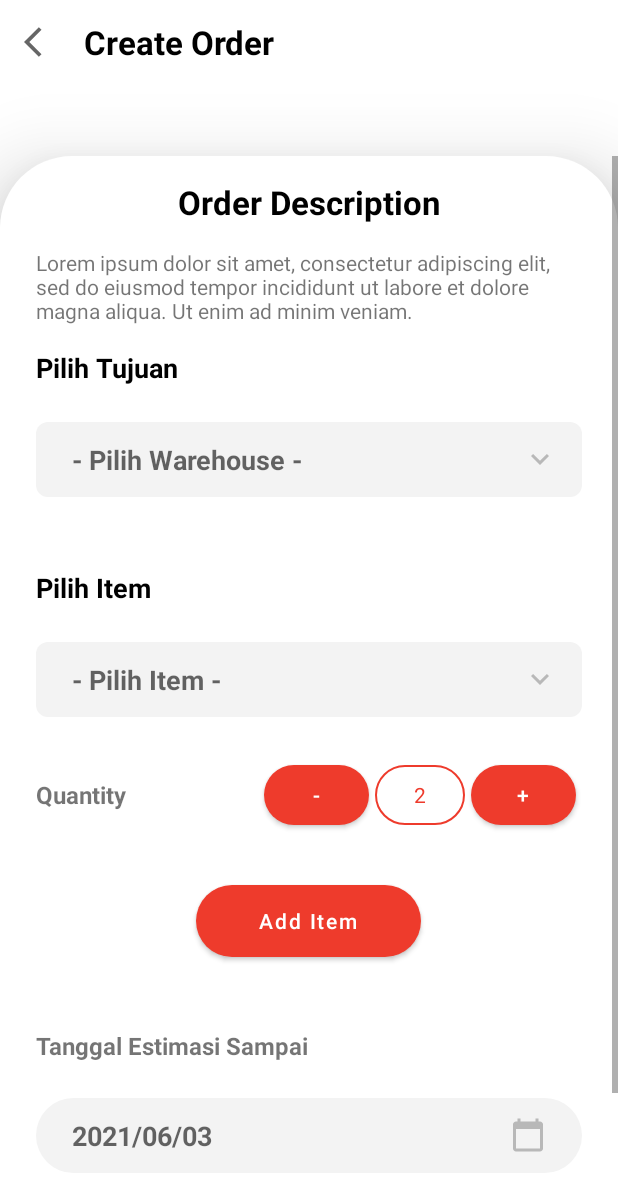
After one commit to onevisionpro/pickup-apps, an Android app: the CreateOrderActivity screen opened directly, with no data from a screen before it, on a phone screen of 412 x 824 dp. The commit adds this screen. Shown: the top 1191 px of the screen. Run offline under Robolectric (Android 15) with nearby library versions, the phone set to English and light mode, and no system bars.

Commit message:
created create order page

```diff
--- a/app/src/main/AndroidManifest.xml
+++ b/app/src/main/AndroidManifest.xml
@@ -9,7 +9,8 @@
         android:roundIcon="@mipmap/ic_launcher_round"
         android:supportsRtl="true"
         android:theme="@style/Theme.GoPickup">
-        <activity android:name=".presentation.otp.OTPActivity"></activity>
+        <activity android:name=".presentation.create_order.CreateOrderActivity"></activity>
+        <activity android:name=".presentation.otp.OTPActivity" />
         <activity android:name=".presentation.main.MainActivity" />
         <activity android:name=".presentation.login.LoginActivity" />
         <activity android:name=".presentation.splashscreen.SplashScreenActivity">
--- /dev/null
+++ b/app/src/main/java/com/example/gopickup/presentation/create_order/CreateOrderActivity.kt
@@ -0,0 +1,30 @@
+package com.example.gopickup.presentation.create_order
+
+import androidx.appcompat.app.AppCompatActivity
+import android.os.Bundle
+import com.example.gopickup.R
+import com.example.gopickup.databinding.ActivityCreateOrderBinding
+
+class CreateOrderActivity : AppCompatActivity() {
+
+    private var _binding: ActivityCreateOrderBinding? = null
+    private val binding get() = _binding!!
+
+    override fun onCreate(savedInstanceState: Bundle?) {
+        super.onCreate(savedInstanceState)
+        _binding = ActivityCreateOrderBinding.inflate(layoutInflater)
+        setContentView(binding.root)
+
+        initView()
+    }
+
+    private fun initView() {
+        binding.toolbar.tvToolbarTitle.text = "Create Order"
+        binding.toolbar.icBack.setOnClickListener { finish() }
+    }
+
+    override fun onDestroy() {
+        super.onDestroy()
+        _binding = null
+    }
+}
--- a/app/src/main/java/com/example/gopickup/presentation/main/MainActivity.kt
+++ b/app/src/main/java/com/example/gopickup/presentation/main/MainActivity.kt
@@ -9,6 +9,7 @@ import com.example.gopickup.presentation.history.HistoryFragment
 import com.example.gopickup.presentation.home.HomeFragment
 import com.example.gopickup.presentation.more.MoreFragment
 import com.example.gopickup.presentation.profile.ProfileFragment
+import com.example.gopickup.utils.NavigationUtils
 import com.example.gopickup.utils.showToast
 import com.google.android.material.bottomnavigation.BottomNavigationView
 
@@ -50,6 +51,14 @@ class MainActivity : AppCompatActivity() {
         binding.bottomNavigationView.background = null
         binding.bottomNavigationView.menu.getItem(2).isEnabled = false
         binding.bottomNavigationView.setOnNavigationItemSelectedListener(mOnNavigationItemSelected)
+
+        initView()
+    }
+
+    private fun initView() {
+        binding.fab.setOnClickListener {
+            NavigationUtils.navigateToCreateOrderActivity(this)
+        }
     }
 
     private fun loadFragment(fragment: Fragment) {
--- a/app/src/main/java/com/example/gopickup/utils/NavigationUtils.kt
+++ b/app/src/main/java/com/example/gopickup/utils/NavigationUtils.kt
@@ -2,6 +2,7 @@ package com.example.gopickup.utils
 
 import android.app.Activity
 import android.content.Intent
+import com.example.gopickup.presentation.create_order.CreateOrderActivity
 import com.example.gopickup.presentation.login.LoginActivity
 import com.example.gopickup.presentation.main.MainActivity
 import com.example.gopickup.presentation.otp.OTPActivity
@@ -19,4 +20,8 @@ object NavigationUtils {
     fun navigateToMainActivity(activity: Activity) {
         activity.startActivity(Intent(activity, MainActivity::class.java))
     }
+
+    fun navigateToCreateOrderActivity(activity: Activity) {
+        activity.startActivity(Intent(activity, CreateOrderActivity::class.java))
+    }
 }
--- /dev/null
+++ b/app/src/main/res/drawable/bg_btn_rounded_primary_stroke.xml
@@ -0,0 +1,10 @@
+<?xml version="1.0" encoding="utf-8"?>
+<shape xmlns:android="http://schemas.android.com/apk/res/android"
+    android:shape="rectangle">
+
+    <corners android:radius="50dp" />
+    <stroke
+        android:width="1dp"
+        android:color="@color/redPrimary" />
+
+</shape>
--- /dev/null
+++ b/app/src/main/res/drawable/bg_edt_rounded_8_gray.xml
@@ -0,0 +1,8 @@
+<?xml version="1.0" encoding="utf-8"?>
+<shape xmlns:android="http://schemas.android.com/apk/res/android"
+    android:shape="rectangle">
+
+    <corners android:radius="8dp" />
+    <solid android:color="@color/gray" />
+
+</shape>
--- /dev/null
+++ b/app/src/main/res/drawable/bg_layout_rounded_top.xml
@@ -0,0 +1,10 @@
+<?xml version="1.0" encoding="utf-8"?>
+<shape xmlns:android="http://schemas.android.com/apk/res/android"
+    android:shape="rectangle">
+
+    <solid android:color="@color/white" />
+    <corners
+        android:topLeftRadius="48dp"
+        android:topRightRadius="48dp" />
+
+</shape>
--- /dev/null
+++ b/app/src/main/res/drawable/ic_baseline_arrow_back_24.xml
@@ -0,0 +1,10 @@
+<vector xmlns:android="http://schemas.android.com/apk/res/android"
+    android:width="24dp"
+    android:height="24dp"
+    android:viewportWidth="24"
+    android:viewportHeight="24"
+    android:tint="?attr/colorControlNormal">
+  <path
+      android:fillColor="@android:color/white"
+      android:pathData="M11.67,3.87L9.9,2.1 0,12l9.9,9.9 1.77,-1.77L3.54,12z"/>
+</vector>
--- /dev/null
+++ b/app/src/main/res/drawable/ic_baseline_calendar_today_24.xml
@@ -0,0 +1,5 @@
+<vector android:height="24dp" android:tint="#B8B8B8"
+    android:viewportHeight="24" android:viewportWidth="24"
+    android:width="24dp" xmlns:android="http://schemas.android.com/apk/res/android">
+    <path android:fillColor="@android:color/white" android:pathData="M20,3h-1L19,1h-2v2L7,3L7,1L5,1v2L4,3c-1.1,0 -2,0.9 -2,2v16c0,1.1 0.9,2 2,2h16c1.1,0 2,-0.9 2,-2L22,5c0,-1.1 -0.9,-2 -2,-2zM20,21L4,21L4,8h16v13z"/>
+</vector>
--- /dev/null
+++ b/app/src/main/res/drawable/ic_baseline_keyboard_arrow_down_24.xml
@@ -0,0 +1,10 @@
+<vector xmlns:android="http://schemas.android.com/apk/res/android"
+    android:width="24dp"
+    android:height="24dp"
+    android:tint="#B8B8B8"
+    android:viewportWidth="24"
+    android:viewportHeight="24">
+    <path
+        android:fillColor="@android:color/white"
+        android:pathData="M7.41,8.59L12,13.17l4.59,-4.58L18,10l-6,6 -6,-6 1.41,-1.41z" />
+</vector>
--- /dev/null
+++ b/app/src/main/res/layout/activity_create_order.xml
@@ -0,0 +1,208 @@
+<?xml version="1.0" encoding="utf-8"?>
+<RelativeLayout xmlns:android="http://schemas.android.com/apk/res/android"
+    xmlns:app="http://schemas.android.com/apk/res-auto"
+    xmlns:tools="http://schemas.android.com/tools"
+    android:layout_width="match_parent"
+    android:layout_height="match_parent"
+    tools:context=".presentation.create_order.CreateOrderActivity">
+
+    <include
+        android:id="@+id/toolbar"
+        layout="@layout/custom_toolbar_back" />
+
+    <LinearLayout
+        android:layout_width="match_parent"
+        android:layout_height="match_parent"
+        android:layout_below="@id/toolbar"
+        android:layout_marginTop="48dp"
+        android:background="@drawable/bg_layout_rounded_top"
+        android:elevation="32dp">
+
+        <ScrollView
+            android:layout_width="match_parent"
+            android:layout_height="match_parent">
+
+            <LinearLayout
+                android:layout_width="match_parent"
+                android:layout_height="wrap_content"
+                android:orientation="vertical"
+                android:paddingStart="16dp"
+                android:paddingEnd="16dp">
+
+                <TextView
+                    style="@style/TextTitle"
+                    android:layout_width="wrap_content"
+                    android:layout_height="wrap_content"
+                    android:layout_gravity="center_horizontal"
+                    android:layout_marginTop="16dp"
+                    android:text="Order Description" />
+
+                <TextView
+                    android:layout_marginStart="8dp"
+                    android:layout_marginEnd="8dp"
+                    android:layout_width="match_parent"
+                    android:layout_height="wrap_content"
+                    android:layout_marginTop="16dp"
+                    android:text="@string/lorem_ipsum" />
+
+                <TextView
+                    android:layout_marginStart="8dp"
+                    android:layout_marginEnd="8dp"
+                    style="@style/TextSubTitle"
+                    android:layout_width="wrap_content"
+                    android:layout_height="wrap_content"
+                    android:layout_marginTop="16dp"
+                    android:text="Pilih Tujuan" />
+
+                <EditText
+                    android:layout_marginStart="8dp"
+                    android:layout_marginEnd="8dp"
+                    android:layout_width="match_parent"
+                    android:layout_height="50dp"
+                    android:layout_marginTop="24dp"
+                    android:background="@drawable/bg_edt_rounded_8_gray"
+                    android:drawableEnd="@drawable/ic_baseline_keyboard_arrow_down_24"
+                    android:hint="- Pilih Warehouse -"
+                    android:paddingStart="24dp"
+                    android:paddingEnd="16dp"
+                    android:textStyle="bold" />
+
+                <TextView
+                    android:layout_marginStart="8dp"
+                    android:layout_marginEnd="8dp"
+                    style="@style/TextSubTitle"
+                    android:layout_width="wrap_content"
+                    android:layout_height="wrap_content"
+                    android:layout_marginTop="48dp"
+                    android:text="Pilih Item" />
+
+                <EditText
+                    android:layout_marginStart="8dp"
+                    android:layout_marginEnd="8dp"
+                    android:layout_width="match_parent"
+                    android:layout_height="50dp"
+                    android:layout_marginTop="24dp"
+                    android:background="@drawable/bg_edt_rounded_8_gray"
+                    android:drawableEnd="@drawable/ic_baseline_keyboard_arrow_down_24"
+                    android:hint="- Pilih Item -"
+                    android:paddingStart="24dp"
+                    android:paddingEnd="16dp"
+                    android:textStyle="bold" />
+
+                <RelativeLayout
+                    android:layout_marginStart="8dp"
+                    android:layout_marginEnd="8dp"
+                    android:layout_width="match_parent"
+                    android:layout_height="wrap_content"
+                    android:layout_marginTop="24dp"
+                    android:orientation="horizontal">
+
+                    <TextView
+                        android:id="@+id/tv_title_quantity"
+                        android:layout_width="wrap_content"
+                        android:layout_height="wrap_content"
+                        android:layout_centerVertical="true"
+                        android:text="Quantity"
+                        android:textSize="16sp"
+                        android:textStyle="bold"
+                        tools:viewBindingIgnore="true" />
+
+                    <RelativeLayout
+                        android:layout_width="match_parent"
+                        android:layout_height="wrap_content"
+                        android:layout_toEndOf="@id/tv_title_quantity">
+
+                        <Button
+                            android:id="@+id/btn_qty_minus"
+                            android:layout_width="70dp"
+                            android:layout_height="40dp"
+                            android:layout_marginTop="8dp"
+                            android:layout_marginEnd="4dp"
+                            android:layout_marginBottom="8dp"
+                            android:layout_toStartOf="@id/tv_qty_counter"
+                            android:background="@drawable/bg_btn_rounded_primary_fill"
+                            android:text="-" />
+
+                        <TextView
+                            android:id="@+id/tv_qty_counter"
+                            android:layout_width="60dp"
+                            android:layout_height="40dp"
+                            android:layout_marginTop="8dp"
+                            android:layout_toStartOf="@id/btn_qty_plus"
+                            android:background="@drawable/bg_btn_rounded_primary_stroke"
+                            android:gravity="center"
+                            android:paddingStart="8dp"
+                            android:paddingEnd="8dp"
+                            android:text="2"
+                            android:textColor="@color/redPrimary" />
+
+                        <Button
+                            android:id="@+id/btn_qty_plus"
+                            android:layout_width="70dp"
+                            android:layout_height="40dp"
+                            android:layout_alignParentEnd="true"
+                            android:layout_marginStart="4dp"
+                            android:layout_marginTop="8dp"
+                            android:layout_marginEnd="4dp"
+                            android:layout_marginBottom="8dp"
+                            android:background="@drawable/bg_btn_rounded_primary_fill"
+                            android:text="+" />
+
+                    </RelativeLayout>
+
+                </RelativeLayout>
+
+                <Button
+                    android:id="@+id/btn_add_item"
+                    android:layout_width="150dp"
+                    android:layout_height="wrap_content"
+                    android:layout_gravity="center_horizontal"
+                    android:layout_marginTop="32dp"
+                    android:background="@drawable/bg_btn_rounded_primary_fill"
+                    android:text="Add Item"
+                    android:textAllCaps="false" />
+
+                <TextView
+                    android:layout_marginStart="8dp"
+                    android:layout_marginEnd="8dp"
+                    android:layout_width="wrap_content"
+                    android:layout_height="wrap_content"
+                    android:layout_marginTop="48dp"
+                    android:text="Tanggal Estimasi Sampai"
+                    android:textSize="16sp"
+                    android:textStyle="bold"
+                    tools:viewBindingIgnore="true" />
+
+                <EditText
+                    android:layout_marginStart="8dp"
+                    android:layout_marginEnd="8dp"
+                    android:id="@+id/edt_estimated_date"
+                    android:layout_width="match_parent"
+                    android:layout_height="50dp"
+                    android:layout_marginTop="24dp"
+                    android:background="@drawable/bg_edt_rounded_50_gray"
+                    android:drawableEnd="@drawable/ic_baseline_calendar_today_24"
+                    android:hint="2021/06/03"
+                    android:paddingStart="24dp"
+                    android:paddingEnd="24dp"
+                    android:textStyle="bold" />
+
+                <Button
+                    android:id="@+id/btn_order"
+                    android:layout_width="match_parent"
+                    android:layout_height="wrap_content"
+                    android:layout_marginStart="8dp"
+                    android:layout_marginTop="80dp"
+                    android:layout_marginEnd="8dp"
+                    android:layout_marginBottom="24dp"
+                    android:background="@drawable/bg_btn_rounded_primary_fill"
+                    android:text="Order"
+                    android:textAllCaps="false" />
+
+            </LinearLayout>
+
+        </ScrollView>
+
+    </LinearLayout>
+
+</RelativeLayout>
--- a/app/src/main/res/layout/activity_login.xml
+++ b/app/src/main/res/layout/activity_login.xml
@@ -92,7 +92,7 @@
             android:layout_marginStart="8dp"
             android:layout_marginTop="24dp"
             android:layout_marginEnd="8dp"
-            android:background="@drawable/bg_edt_rounded_gray"
+            android:background="@drawable/bg_edt_rounded_50_gray"
             android:hint="Your Email"
             android:textCursorDrawable="@drawable/color_cursor"
             android:paddingStart="32dp"
@@ -107,7 +107,7 @@
             android:layout_marginTop="24dp"
             android:layout_marginEnd="8dp"
             android:textCursorDrawable="@drawable/color_cursor"
-            android:background="@drawable/bg_edt_rounded_gray"
+            android:background="@drawable/bg_edt_rounded_50_gray"
             android:hint="Password"
             android:inputType="textPassword"
             android:paddingStart="32dp"
--- a/app/src/main/res/layout/activity_main.xml
+++ b/app/src/main/res/layout/activity_main.xml
@@ -35,8 +35,11 @@
     <com.google.android.material.floatingactionbutton.FloatingActionButton
         android:id="@+id/fab"
         android:layout_width="wrap_content"
+        android:backgroundTint="@color/redPrimary"
         android:layout_height="wrap_content"
+        app:tint="@color/white"
         android:contentDescription="@string/app_name"
+
         android:src="@drawable/ic_baseline_add_24"
         app:layout_anchor="@id/bottomAppBar" />
 
--- /dev/null
+++ b/app/src/main/res/layout/custom_toolbar_back.xml
@@ -0,0 +1,25 @@
+<?xml version="1.0" encoding="utf-8"?>
+<RelativeLayout xmlns:android="http://schemas.android.com/apk/res/android"
+    xmlns:tools="http://schemas.android.com/tools"
+    android:layout_width="match_parent"
+    android:layout_height="wrap_content">
+
+    <ImageView
+        android:id="@+id/ic_back"
+        android:layout_width="wrap_content"
+        android:layout_height="wrap_content"
+        android:padding="16dp"
+        android:src="@drawable/ic_baseline_arrow_back_24" />
+
+    <TextView
+        android:id="@+id/tv_toolbar_title"
+        android:layout_width="wrap_content"
+        android:layout_height="wrap_content"
+        android:layout_centerVertical="true"
+        android:layout_toEndOf="@id/ic_back"
+        android:textColor="@color/black"
+        android:textSize="22sp"
+        android:textStyle="bold"
+        tools:text="Title" />
+
+</RelativeLayout>
--- a/app/src/main/res/values/strings.xml
+++ b/app/src/main/res/values/strings.xml
@@ -2,4 +2,5 @@
     <string name="app_name">Go Pickup</string>
     <!-- TODO: Remove or change this placeholder text -->
     <string name="hello_blank_fragment">Hello blank fragment</string>
+    <string name="lorem_ipsum">Lorem ipsum dolor sit amet, consectetur adipiscing elit, sed do eiusmod tempor incididunt ut labore et dolore magna aliqua. Ut enim ad minim veniam.</string>
 </resources>
--- a/app/src/main/res/values/themes.xml
+++ b/app/src/main/res/values/themes.xml
@@ -17,9 +17,21 @@
 
     <!-- Button Rounded Primary-->
     <style name="ButtonRoundedPrimary">
-        <item name="android:background">@drawable/bg_btn_rounded_primary</item>
+        <item name="android:background">@drawable/bg_btn_rounded_primary_fill</item>
         <item name="android:textSize">16sp</item>
         <item name="android:textAllCaps">false</item>
     </style>
 
+    <style name="TextTitle">
+        <item name="android:textColor">@color/black</item>
+        <item name="android:textSize">22sp</item>
+        <item name="android:textStyle">bold</item>
+    </style>
+
+    <style name="TextSubTitle">
+        <item name="android:textColor">@color/black</item>
+        <item name="android:textSize">18sp</item>
+        <item name="android:textStyle">bold</item>
+    </style>
+
 </resources>
```
Also changed, not shown: app/src/main/res/drawable/bg_btn_rounded_primary_fill.xml (renamed from app/src/main/res/drawable/bg_btn_rounded_primary.xml), app/src/main/res/drawable/bg_edt_rounded_50_gray.xml (renamed from app/src/main/res/drawable/bg_edt_rounded_gray.xml).
